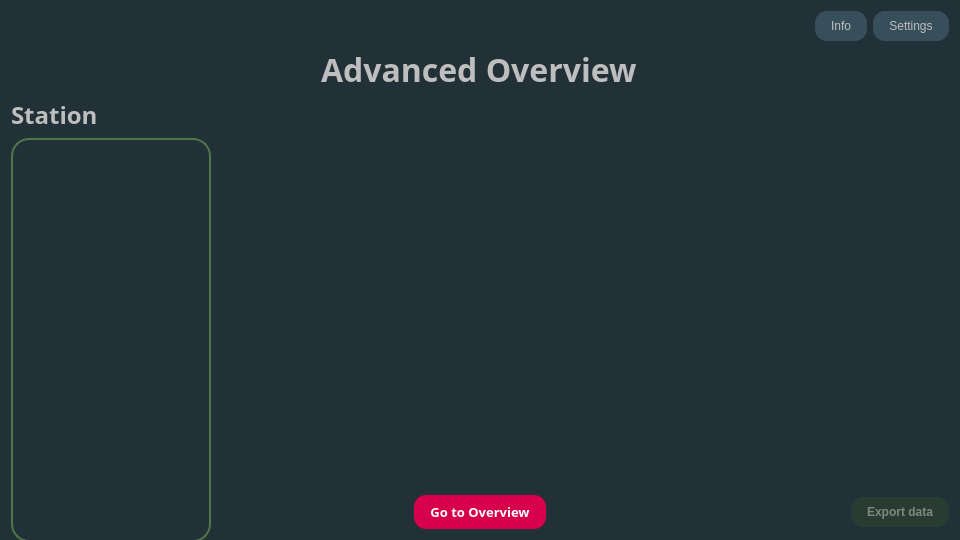
ionutsilviu3/CIIT, file ciit/resources/ui/advanced_overview_window.ui: the form before one commit.
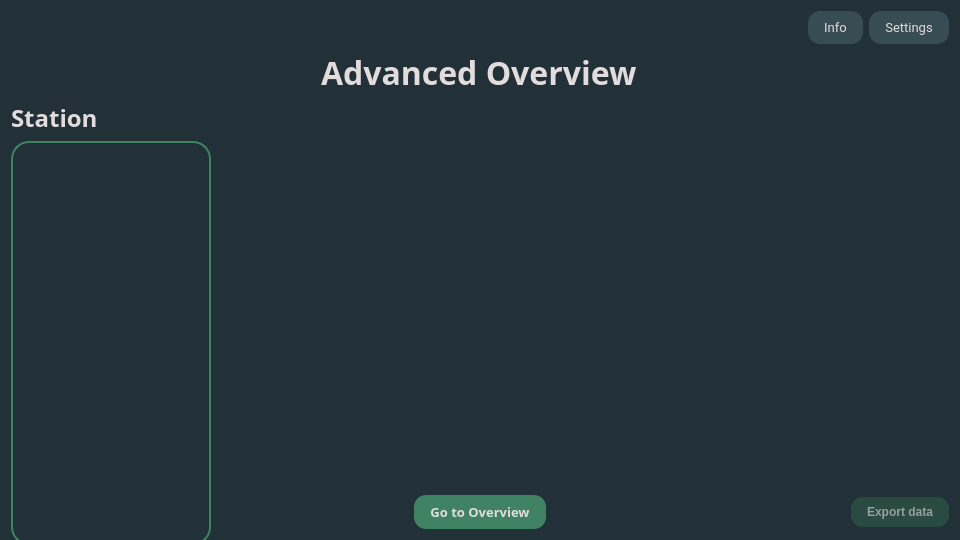
The form after the commit.

Patch:
```diff
--- a/ciit/resources/ui/advanced_overview_window.ui
+++ b/ciit/resources/ui/advanced_overview_window.ui
@@ -30,8 +30,8 @@
 	padding-right: 16px;
 	padding-top: 8 px;
 	padding-bottom: 8 px;
-	color: rgb(190, 190, 190);
-	background-color: rgb(55, 79, 91);
+	color: rgb(226, 220, 220);
+	background-color: rgb(56, 76, 83);
     }
 </string>
   </property>
@@ -53,6 +53,15 @@
      </item>
      <item>
       <widget class="QPushButton" name="pb_info">
+       <property name="font">
+        <font>
+         <family>Roboto</family>
+         <pointsize>10</pointsize>
+        </font>
+       </property>
+       <property name="styleSheet">
+        <string notr="true">background-color: #384C53</string>
+       </property>
        <property name="text">
         <string>Info</string>
        </property>
@@ -60,6 +69,15 @@
      </item>
      <item>
       <widget class="QPushButton" name="pb_settings">
+       <property name="font">
+        <font>
+         <family>Roboto</family>
+         <pointsize>10</pointsize>
+        </font>
+       </property>
+       <property name="styleSheet">
+        <string notr="true">background-color: rgb(56, 76, 83);</string>
+       </property>
        <property name="text">
         <string>Settings</string>
        </property>
@@ -79,7 +97,7 @@
      <property name="styleSheet">
       <string notr="true">QLabel#lb_title
 {
-color: rgb(190, 190, 190);
+color: rgb(226, 220, 220);
 }</string>
      </property>
      <property name="text">
@@ -101,7 +119,7 @@
        <property name="styleSheet">
         <string notr="true">QLabel#lb_station
 {
-color: rgb(190, 190, 190);
+color: rgb(226, 220, 220);
 }</string>
        </property>
        <property name="text">
@@ -114,11 +132,16 @@
        <property name="font">
         <font>
          <family>Roboto</family>
-         <pointsize>10</pointsize>
+         <pointsize>12</pointsize>
+         <italic>false</italic>
+         <bold>false</bold>
         </font>
        </property>
        <property name="styleSheet">
-        <string notr="true">color: rgb(190, 190, 190);</string>
+        <string notr="true">QLabel {
+    color: rgb(226, 220, 220);
+    font: 12pt &quot;Roboto&quot;;
+}</string>
        </property>
        <property name="text">
         <string/>
@@ -159,7 +182,7 @@
        <property name="styleSheet">
         <string notr="true">QWidget#sa_contents_buttons {
     background-color: rgb(34, 48, 56);
-    border: 2px solid rgb(80, 118, 70);
+    border: 2px solid rgb(64, 130, 100);
     border-radius: 18px; /* Set the border radius for rounded corners */
     padding: 5px; /* Add some padding to ensure the contents do not touch the borders */
     margin: 0; /* Remove any default margin */
@@ -171,7 +194,7 @@
 }
 
 QRadioButton {
-	font: 24pt Vitesco;
+	font: 24pt Roboto;
 	color: rgb(190, 190, 190);
     spacing: 12px;
 }
@@ -184,7 +207,7 @@
 }
 
 QRadioButton::indicator:checked {
-   background-color: rgb(80, 118, 70);;
+   background-color: rgb(64, 130, 100);
 }
 
 QScrollBar:vertical {
@@ -234,6 +257,11 @@
           <height>404</height>
          </rect>
         </property>
+        <property name="styleSheet">
+         <string notr="true">QWidget &gt; QRadioButton{
+padding-left: 12px;
+}</string>
+        </property>
        </widget>
       </widget>
      </item>
@@ -333,7 +361,7 @@
           <x>0</x>
           <y>0</y>
           <width>734</width>
-          <height>358</height>
+          <height>359</height>
          </rect>
         </property>
         <property name="sizePolicy">
@@ -383,8 +411,8 @@
 	padding-right: 16px;
 	padding-top: 8 px;
 	padding-bottom: 8 px;
-	color: white;
-	background-color: rgb(215,0,75)
+	color: rgb(226, 220, 220);
+	background-color: rgb(64, 130, 100);
     }</string>
        </property>
        <property name="text">
@@ -404,12 +432,12 @@
        </property>
        <property name="styleSheet">
         <string notr="true">QPushButton:Enabled{
-	background-color: rgb(53, 78, 40);
-	color: rgba(255,255,255, 200);
+	background-color: rgb(64, 130, 100);
+	color: rgb(226, 220, 220);
 }
 QPushButton:Disabled{
-	background-color: rgba(53, 78, 40, 100);
-	color: rgba(255,255,255, 100);
+	background-color: rgba(46, 93, 71,150);
+	color: rgba(226, 220, 220, 150);
 }</string>
        </property>
        <property name="text">
```
